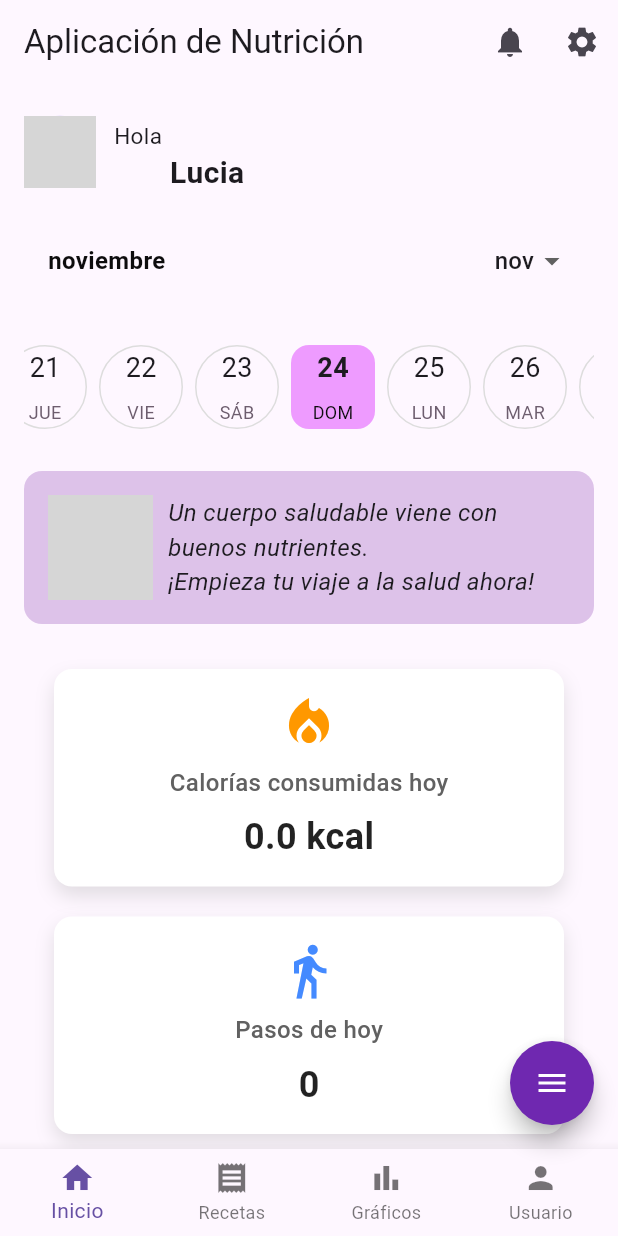
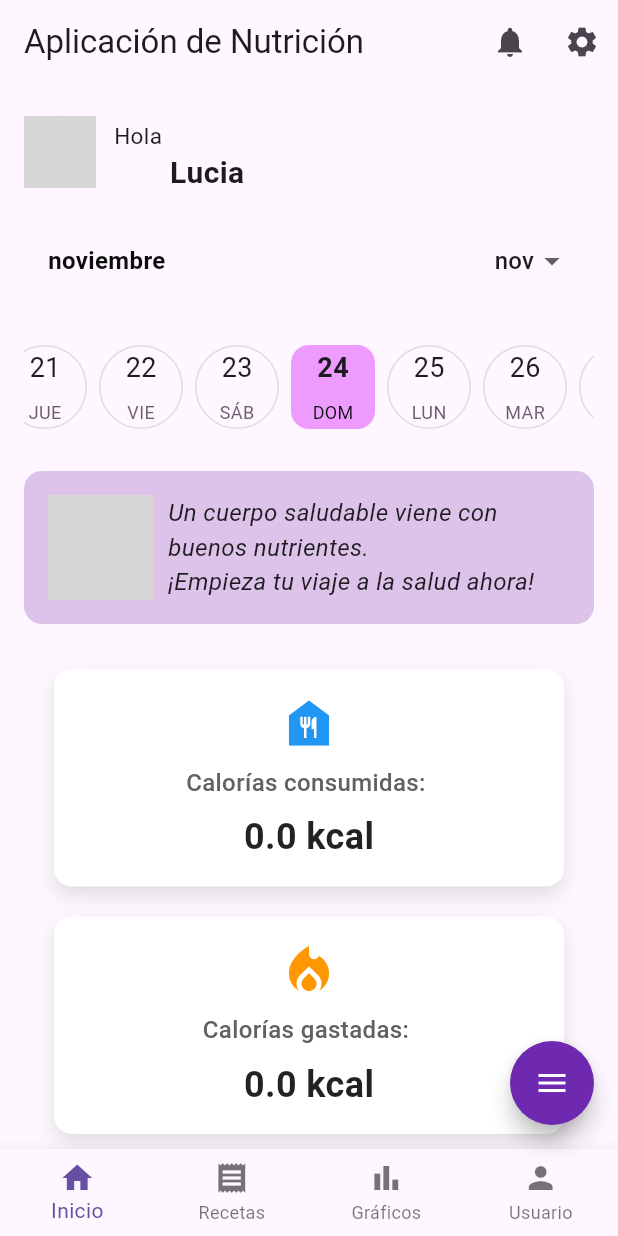
Before and after one commit to pilicorredor/Calorie_Count_Movile, a Flutter app: the screen it shows after launch, after a tap on "Iniciar Sesión", on a phone screen of 412 x 824 dp. Run offline on Flutter 3.47's test engine with Material 3 defaults, Android fonts, the phone set to English and light mode, and no system bars; drawn by our look-alikes of easy_date_timeline, flutter_speed_dial; our stand-ins replace fl_chart, flutter_riverpod, go_router, image_picker, logger, pedometer and 2 more; missing offline and left inert: flutter_material_color_picker; accounts and stored records are empty; network calls fail; grey boxes are pictures that could not be loaded.

Commit message:
Fix steps counter

```diff
--- a/lib/pages/home_page.dart
+++ b/lib/pages/home_page.dart
@@ -14,8 +14,10 @@ import 'package:calorie_counter/widgets/home_page/custom_navigation_bar.dart';
 import 'package:calorie_counter/widgets/home_page/food_card.dart';
 import 'package:calorie_counter/widgets/step_counter/StepCounterWidget.dart';
 import 'package:easy_date_timeline/easy_date_timeline.dart';
+import 'package:flutter/foundation.dart';
 import 'package:flutter/material.dart';
 import 'package:logger/logger.dart';
+import 'package:pedometer/pedometer.dart';
 import 'package:provider/provider.dart';
 import 'package:intl/intl.dart';
 
@@ -28,6 +30,7 @@ class HomePage extends StatefulWidget {
 
 class _HomePageState extends State<HomePage> {
   // Lista de categorías
+  String _stepCount = '0';
   List<CategoryModel> categories = CategoryList().getAllCategories();
   int lengthCategories = CategoryList().getLenghtCategories();
   DateTime selectedDate = DateTime.now();
@@ -51,11 +54,20 @@ class _HomePageState extends State<HomePage> {
       }
     }
 
+      @override
+  void initState() {
+    super.initState();
+    initPlatformState();
+    updateTodaySteps();
+    cargarDatosDesdeLista(); //si se quieren datos de prueba antiguos abría que descomentar el siguiente método en la primera ejecución
+  }
+
   @override
   Widget build(BuildContext context) {
     final uiProvider = Provider.of<UIProvider>(context);
     final currentIndex = uiProvider.bnbIndex; // Obtiene el índice actual
-    //cargarDatosDesdeLista(); //si se quieren datos de prueba antiguos abría que descomentar el siguiente método en la primera ejecución
+
+
     return Scaffold(
       floatingActionButton: CustomFabAddFood(selectedDate: selectedDate),
       bottomNavigationBar: const CustomNavigationBar(),
@@ -175,7 +187,8 @@ class _HomePageState extends State<HomePage> {
                     ),
                   ),
                   const SizedBox(height: 20),
-                  CaloriesDisplayWidget(futureCalories: getCaloriesForSelectedDate()),
+                  CaloriesDisplayWidget(futureCalories: getConsumedCaloriesForSelectedDate(), icon: const Icon( Icons.food_bank_sharp, color: Colors.blue, size: 40,), text: "Calorías consumidas: ",),
+                  CaloriesDisplayWidget(futureCalories: getBurnedCaloriesForSelectedDate(), icon: const Icon( Icons.local_fire_department, color: Colors.orange, size: 40,), text: "Calorías gastadas: ",),
                   StepCounterWidget(futureSteps: getStepsForSelectedDate()),
                   const Text(
                     'Categorías',
@@ -234,11 +247,18 @@ class _HomePageState extends State<HomePage> {
   }
 
   // Método para obtener calorías del día seleccionado
-  Future<double> getCaloriesForSelectedDate() async {
+  Future<double> getConsumedCaloriesForSelectedDate() async {
     List<Food> foods = await dbFood.getFoodsByDate(getStringSelectedDate());
     double totalCalories = foods.fold(0, (sum, food) => sum + food.calories);
     return totalCalories;
   }
+
+// Método para obtener calorías del día seleccionado
+  Future<double> getBurnedCaloriesForSelectedDate() async {
+    return dbSteps.getCaloriesFromSteps(getStringSelectedDate());
+  }
+
+
 
   Future<int> getStepsForSelectedDate() async {
     int steps = await dbSteps.getStepsByDate(getStringSelectedDate());
@@ -247,4 +267,52 @@ class _HomePageState extends State<HomePage> {
   String getStringSelectedDate()  {
     return  DateFormat('dd/MM/yyyy').format(selectedDate);
   }
+
+  Future<void> updateTodaySteps() async {
+    String todayDate = DateFormat('dd/MM/yyyy').format(DateTime.now());
+    if(await dbSteps.isTodayCreated(todayDate)){
+      dbSteps.updateFinalStepsByDate(todayDate, int.parse(_stepCount));
+      _logger.d("Se actualizaron los pasos finales $todayDate, a $_stepCount");
+    }else{
+      DateTime yesterday = DateTime.now().subtract(Duration(days: 1));
+      String yesterdayDate = DateFormat('dd/MM/yyyy').format(yesterday);
+
+      int iSteps  =await dbSteps.getFinalStepsByDate(yesterdayDate);
+
+      if (iSteps == 0){
+          iSteps=  int.parse(_stepCount);
+      }
+
+      dbSteps.addSteps(todayDate, iSteps, iSteps);
+      _logger.d("Se añadiio información para el día $todayDate, pasos iniciales $iSteps");
+    }
+
+  }
+
+
+
+void initPlatformState() {
+    Pedometer.stepCountStream.listen(
+      (event) {
+        _logger.d("Número de pasos detectados: ${event.steps}");
+        updateTodaySteps();
+        setState(() => _stepCount = event.steps.toString());
+      },
+      onError: (error) {
+        _logger.e("Error en el sensor de pasos: $error");
+      },
+      onDone: () {
+        _logger.d("El stream del pedómetro se ha detenido");
+      },
+    );
+
+    Pedometer.pedestrianStatusStream.listen(
+      (status) {
+        _logger.d("Estado del sensor de pasos: $status");
+      },
+      onError: (error) {
+        _logger.e("Error en el estado del sensor: $error");
+      },
+    );
+  }
 }
--- a/lib/providers/db_steps.dart
+++ b/lib/providers/db_steps.dart
@@ -66,4 +66,65 @@ class DBSteps {
     return 0; // Devuelve 0 si no hay registros
   }
 
+
+  Future<double> getCaloriesFromSteps(String date) async {
+    final db = await database;
+    const double caloriesPerStep = 0.04;
+    final result = await db.query(
+      'Steps',
+      where: 'date = ?',
+      whereArgs: [date],
+    );
+
+    if (result.isNotEmpty) {
+      int iCount = result.first['initialCount'] as int;
+      int fCount = result.first['finalCount'] as int;
+      return (fCount-iCount) * caloriesPerStep;
+    }
+
+    return 0; // Devuelve 0 si no hay registros
 }
+
+   Future<int> getFinalStepsByDate(String date) async {
+    final db = await database;
+    final result = await db.query(
+      'Steps',
+      where: 'date = ?',
+      whereArgs: [date],
+    );
+
+    if (result.isNotEmpty) {
+      return result.first['finalCount'] as int;
+    }
+
+    return 0; // Devuelve 0 si no hay registros
+  }
+  Future<bool> isTodayCreated(String date) async {
+    final db = await database;
+    final result = await db.query(
+      'Steps',
+      where: 'date = ?',
+      whereArgs: [date],
+    );
+
+    return result.isNotEmpty; // Devuelve 0 si no hay registros
+  }
+
+  Future<void> updateFinalStepsByDate(String date, int finalCount) async {
+  final db = await database;
+
+  int updatedRows = await db.update(
+    'Steps',
+    {'finalCount': finalCount},
+    where: 'date = ?',
+    whereArgs: [date],
+  );
+
+  if (updatedRows > 0) {
+    _logger.d("Se actualizaron los pasos finales para la fecha $date.");
+  } else {
+    _logger.d("No se encontró un registro para la fecha $date.");
+  }
+}
+
+}
--- a/lib/widgets/home_page/calories_display_widget.dart
+++ b/lib/widgets/home_page/calories_display_widget.dart
@@ -2,9 +2,11 @@ import 'package:flutter/material.dart';
 
 class CaloriesDisplayWidget extends StatelessWidget {
   final Future<double> futureCalories;
+  final Icon icon;
+  final String text;
 
   // Constructor que recibe el Future como parámetro
-  const CaloriesDisplayWidget({super.key, required this.futureCalories});
+  const CaloriesDisplayWidget({super.key, required this.futureCalories, required this.icon, required this.text});
 
   @override
   Widget build(BuildContext context) {
@@ -31,14 +33,10 @@ class CaloriesDisplayWidget extends StatelessWidget {
             child: Column(
               mainAxisAlignment: MainAxisAlignment.center,
               children: [
-                const Icon(
-                  Icons.local_fire_department,
-                  color: Colors.orange,
-                  size: 40,
-                ),
+                icon,
                 const SizedBox(height: 8),
                 Text(
-                  'Calorías consumidas hoy',
+                  text,
                   style: TextStyle(
                     fontSize: 16,
                     color: Colors.grey[700],
--- a/lib/widgets/step_counter/StepCounterWidget.dart
+++ b/lib/widgets/step_counter/StepCounterWidget.dart
@@ -38,7 +38,7 @@ class StepCounterWidget extends StatelessWidget {
                 ),
                 const SizedBox(height: 8),
                 Text(
-                  'Pasos de hoy',
+                  'Pasos del día seleccionado: ',
                   style: TextStyle(
                     fontSize: 16,
                     color: Colors.grey[700],
```
Also changed, not shown: lib/permissions/permissions_screen.dart (+8 -0 lines), lib/providers/permissions_provider.dart (+17 -0 lines).
